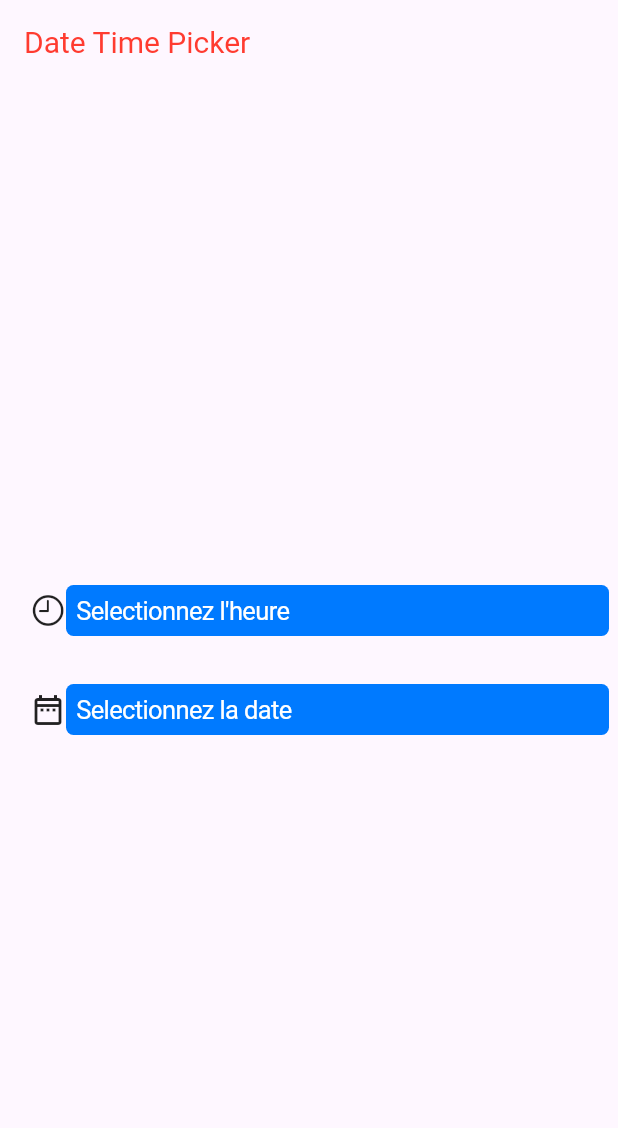
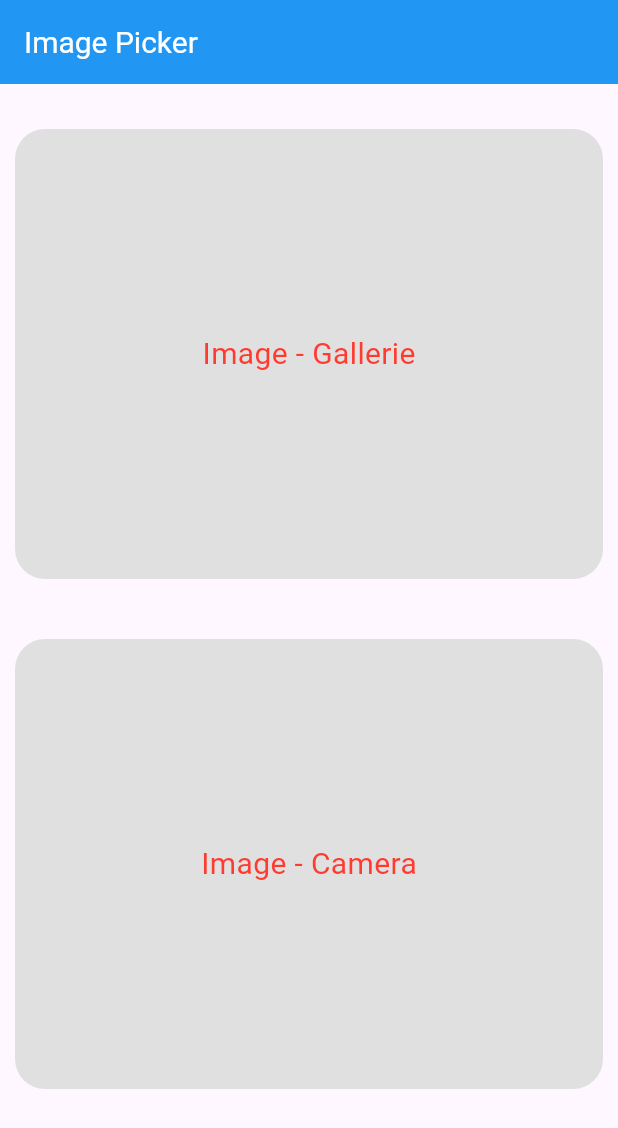
Before and after one commit to KabaDiakite0212/formation_odc, a Flutter app: the screen it shows after launch, on a phone screen of 412 x 824 dp. Shown: the top 1128 px of the screen. Run offline on Flutter 3.47's test engine with Material 3 defaults, Android fonts, the phone set to English and light mode, and no system bars; our stand-ins replace image_picker.

Commit message:
image picker from gallery and camera

```diff
--- a/lib/main.dart
+++ b/lib/main.dart
@@ -2,6 +2,7 @@ import 'package:flutter/cupertino.dart';
 import 'package:flutter/material.dart';
 import 'package:formation_odc/screens/date_time_picker_screen.dart';
 import 'package:formation_odc/screens/detail_product_screen.dart';
+import 'package:formation_odc/screens/image_picker_screen.dart';
 import 'package:formation_odc/screens/navigation_bar_screen.dart';
 import 'package:formation_odc/screens/product_screen.dart';
 
@@ -15,13 +16,13 @@ class MyApp extends StatelessWidget {
   // This widget is the root of your application.
   @override
   Widget build(BuildContext context) {
-    return MaterialApp(
+    return const MaterialApp(
       debugShowCheckedModeBanner: false,
       title: 'Flutter iOS',
 
       // home: ProductScreen(),
       // home: DetailProductScreen(),
-      home: const DateTimePickerScreen(),
+      home: ImagePickerScreen(),
     );
   }
 }
--- /dev/null
+++ b/lib/screens/image_picker_screen.dart
@@ -0,0 +1,110 @@
+import 'dart:io';
+
+import 'package:flutter/cupertino.dart';
+import 'package:flutter/material.dart';
+import 'package:formation_odc/widgets/basic_widgets.dart';
+import 'package:formation_odc/widgets/custom_text.dart';
+import 'package:image_picker/image_picker.dart';
+
+class ImagePickerScreen extends StatefulWidget {
+  const ImagePickerScreen({super.key});
+
+  @override
+  State<ImagePickerScreen> createState() => _ImagePickerScreenState();
+}
+
+class _ImagePickerScreenState extends State<ImagePickerScreen> {
+  File? selectedImage;
+  File? selectedImageCamera;
+
+  @override
+  Widget build(BuildContext context) {
+    return Scaffold(
+      appBar: AppBar(
+        // elevation: 30,
+        title: const CustomText(
+          title: "Image Picker",
+          color: Colors.white,
+        ),
+        backgroundColor: Colors.blue,
+      ),
+      body: Center(
+        child: Column(
+          crossAxisAlignment: CrossAxisAlignment.center,
+          // mainAxisAlignment: MainAxisAlignment.center,
+          children: [
+            BasicWidgets.heightSize(20),
+            InkWell(
+              onTap: () async {
+                var imageGallery =
+                    await ImagePicker().pickImage(source: ImageSource.gallery);
+                setState(() {
+                  selectedImage = File(imageGallery!.path);
+                });
+              },
+              child: Container(
+                margin: const EdgeInsets.all(10),
+                height: 300,
+                width: double.infinity,
+                decoration: BoxDecoration(
+                    color: Colors.grey.shade300,
+                    borderRadius: BorderRadius.circular(20)),
+                child: selectedImage != null
+                    ? ClipRRect(
+                      borderRadius: BorderRadius.circular(20),
+                      child: Image.file(
+                          selectedImage!,
+                          height: 300,
+                          width: double.infinity,
+                          fit: BoxFit.cover,
+                        ),
+                    )
+                    : const Center(
+                        child: CustomText(
+                          title: "Image - Gallerie",
+                        ),
+                      ),
+              ),
+            ),
+
+            BasicWidgets.heightSize(20),
+            InkWell(
+              onTap: () async {
+                var imageCamera =
+                    await ImagePicker().pickImage(source: ImageSource.camera);
+                setState(() {
+                  selectedImageCamera = File(imageCamera!.path);
+                });
+              },
+              child: Container(
+                margin: const EdgeInsets.all(10),
+                height: 300,
+                width: double.infinity,
+                decoration: BoxDecoration(
+                    color: Colors.grey.shade300,
+                    borderRadius: BorderRadius.circular(20)),
+                child: selectedImageCamera != null
+                    ? ClipRRect(
+                      borderRadius: BorderRadius.circular(20),
+                      child: Image.file(
+                          selectedImageCamera!,
+                          height: 300,
+                          width: double.infinity,
+                          fit: BoxFit.cover,
+                        ),
+                    )
+                    : const Center(
+                        child: CustomText(
+                          title: "Image - Camera",
+                        ),
+                      ),
+              ),
+            ),
+
+            BasicWidgets.heightSize(20),
+          ],
+        ),
+      ),
+    );
+  }
+}
--- a/pubspec.yaml
+++ b/pubspec.yaml
@@ -35,6 +35,7 @@ dependencies:
   # The following adds the Cupertino Icons font to your application.
   # Use with the CupertinoIcons class for iOS style icons.
   cupertino_icons: ^1.0.8
+  image_picker: ^1.1.2
 
 dev_dependencies:
   flutter_test:
```
Also changed, not shown: pubspec.lock, 15 other files.
